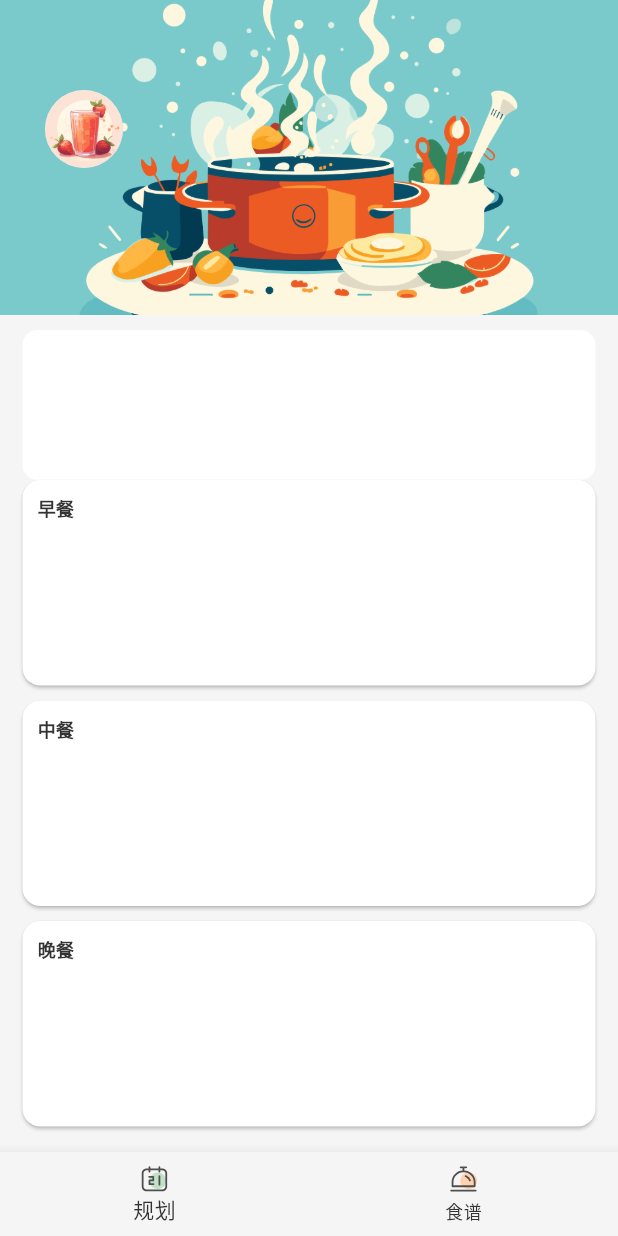
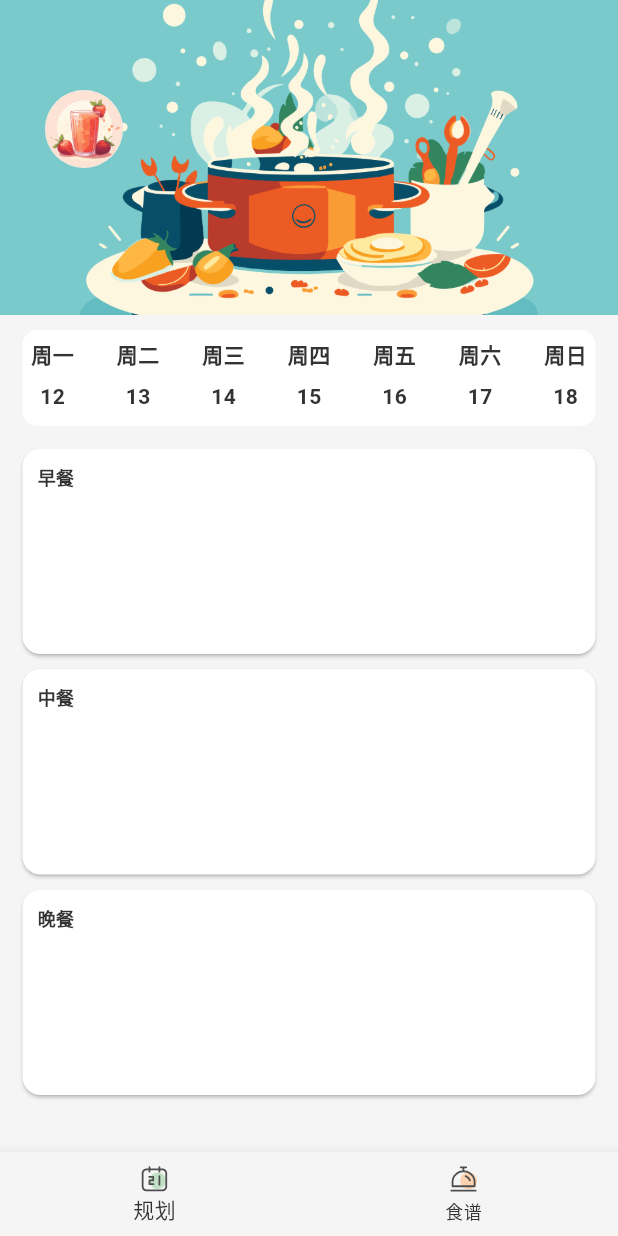
Before and after one commit to Coral-Y/food-flutter, a Flutter app: the screen it shows after launch, on a phone screen of 412 x 824 dp. Run offline on Flutter 3.47's test engine with Material 3 defaults, Android fonts, the phone set to English and light mode, and no system bars; our stand-ins replace dotted_border, flutter_svg; missing offline and left inert: colorful_iconify_flutter, dart:ffi, iconify_flutter.

```diff
--- a/lib/main.dart
+++ b/lib/main.dart
@@ -3,6 +3,7 @@ import 'package:food/pages/contact_us/leave_message.dart';
 import 'package:food/pages/contact_us/list.dart';
 import 'package:food/pages/home.dart';
 import 'package:food/pages/kind_manage/list.dart';
+import 'package:food/pages/me/edit_info.dart';
 import 'package:food/pages/me/index.dart';
 import 'package:food/pages/module/list.dart';
 import 'package:food/pages/recipe/detail.dart';
@@ -34,6 +35,7 @@ class MyApp extends StatelessWidget {
         '/recipeDetail': (context) => const RecipeDetail(),
         '/editRecipe': (context) => const EditRecipe(),
         '/me': (context) => const Me(),
+        '/editInfo': (context) => const EditInfo(),
         '/contactUs': (context) => const ContactUs(),
         '/kindManage': (context) => const KindManage(),
         '/leaveMessage': (context) => const LeaveMessage(),
--- a/lib/pages/schedule/index.dart
+++ b/lib/pages/schedule/index.dart
@@ -1,5 +1,6 @@
 import 'package:flutter/material.dart';
 import 'package:flutter/widgets.dart';
+import 'package:intl/intl.dart';
 
 class Schedule extends StatefulWidget {
   const Schedule({super.key});
@@ -9,6 +10,7 @@ class Schedule extends StatefulWidget {
 }
 
 class _ScheduleState extends State<Schedule> {
+  final List<String> week = <String>['周一', '周二', '周三', '周四', '周五', '周六', '周日'];
   final List<String> types = <String>['早餐', '中餐', '晚餐'];
   @override
   Widget build(BuildContext context) {
@@ -41,16 +43,41 @@ class _ScheduleState extends State<Schedule> {
 
           // 滚动日期选择
           Container(
-            height: 100,
             margin: const EdgeInsets.fromLTRB(15, 10, 15, 0),
+            padding: const EdgeInsets.fromLTRB(5, 6, 5, 10),
             decoration: BoxDecoration(
                 color: Colors.white, borderRadius: BorderRadius.circular(10)),
+            child: Column(
+              children: [
+                Row(
+                    mainAxisAlignment: MainAxisAlignment.spaceBetween,
+                    crossAxisAlignment: CrossAxisAlignment.center,
+                    children: week
+                        .map((item) => Container(
+                              width: 30,
+                              alignment: Alignment.center,
+                              child: Text(
+                                item,
+                                style: const TextStyle(
+                                    fontWeight: FontWeight.bold),
+                              ),
+                            ))
+                        .toList()),
+                const SizedBox(
+                  height: 8,
+                ),
+                DatePicker(
+                  start: DateTime.now(),
+                )
+              ],
+            ),
           ),
 
           // 三餐展示
           Expanded(
               child: ListView.builder(
             itemCount: types.length,
+            padding: const EdgeInsets.only(top: 15),
             itemBuilder: (context, index) {
               return FoodCard(
                 title: types[index],
@@ -59,6 +86,38 @@ class _ScheduleState extends State<Schedule> {
           ))
         ],
       ),
+    );
+  }
+}
+
+class DatePicker extends StatefulWidget {
+  final DateTime start;
+  const DatePicker({super.key, required this.start});
+
+  @override
+  State<DatePicker> createState() => _DatePickerState();
+}
+
+class _DatePickerState extends State<DatePicker> {
+  @override
+  Widget build(BuildContext context) {
+    List<String> list = List.generate(
+        7,
+        (index) =>
+            DateFormat('dd').format(widget.start.add(Duration(days: index))));
+    return Row(
+      mainAxisAlignment: MainAxisAlignment.spaceBetween,
+      crossAxisAlignment: CrossAxisAlignment.center,
+      children: list
+          .map((item) => Container(
+                width: 30,
+                alignment: Alignment.center,
+                child: Text(
+                  item,
+                  style: const TextStyle(fontWeight: FontWeight.bold),
+                ),
+              ))
+          .toList(),
     );
   }
 }
--- a/pubspec.yaml
+++ b/pubspec.yaml
@@ -34,6 +34,7 @@ dependencies:
 
   # The following adds the Cupertino Icons font to your application.
   # Use with the CupertinoIcons class for iOS style icons.
+  intl: ^0.19.0
   cupertino_icons: ^1.0.6
   iconify_flutter: ^0.0.5
   flutter_svg: ^1.1.6
```
Also changed, not shown: lib/pages/contact_us/list.dart (+10 -1 lines), lib/pages/me/edit_info.dart (added, +34 -0 lines), lib/pages/me/index.dart (+5 -2 lines), pubspec.lock.
